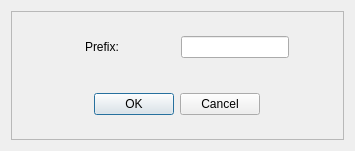
Old version of the form src/ui/add-prefix.ui in the repository SajjadDaneshmand/phonenumber-generator.
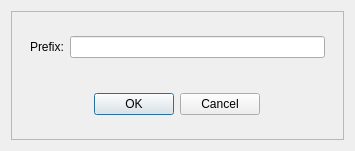
New version of the form.

```diff
--- a/src/ui/add-prefix.ui
+++ b/src/ui/add-prefix.ui
@@ -24,20 +24,27 @@
      </property>
      <layout class="QVBoxLayout" name="verticalLayout">
       <item>
+       <layout class="QVBoxLayout" name="verticalLayout_4">
+        <item>
        <widget class="QWidget" name="widget" native="true">
         <layout class="QHBoxLayout" name="horizontalLayout_2">
-         <item alignment="Qt::AlignHCenter|Qt::AlignVCenter">
+           <item>
           <widget class="QLabel" name="label">
            <property name="text">
             <string>Prefix:</string>
            </property>
           </widget>
          </item>
-         <item alignment="Qt::AlignLeft">
+           <item>
           <widget class="QLineEdit" name="prefixLineEdit"/>
          </item>
         </layout>
        </widget>
+        </item>
+       </layout>
+      </item>
+      <item>
+       <layout class="QVBoxLayout" name="checkboxLayout"/>
       </item>
       <item>
        <widget class="QWidget" name="widget_2" native="true">
```
Lines whose indentation alone changed are shown as unchanged.
